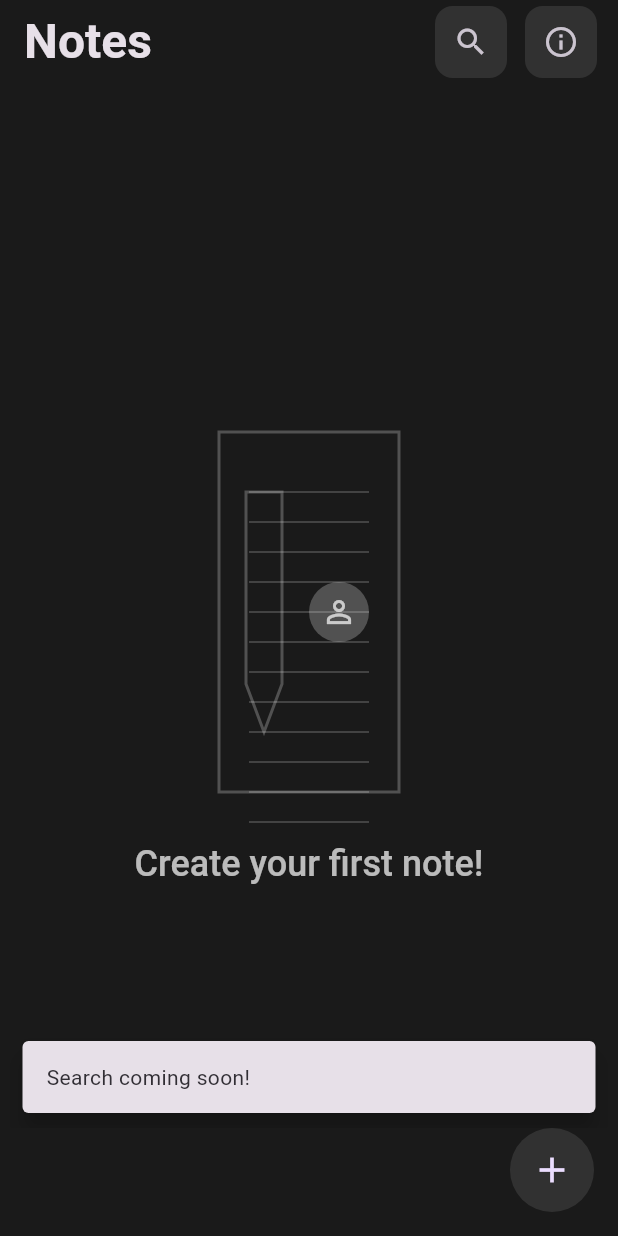
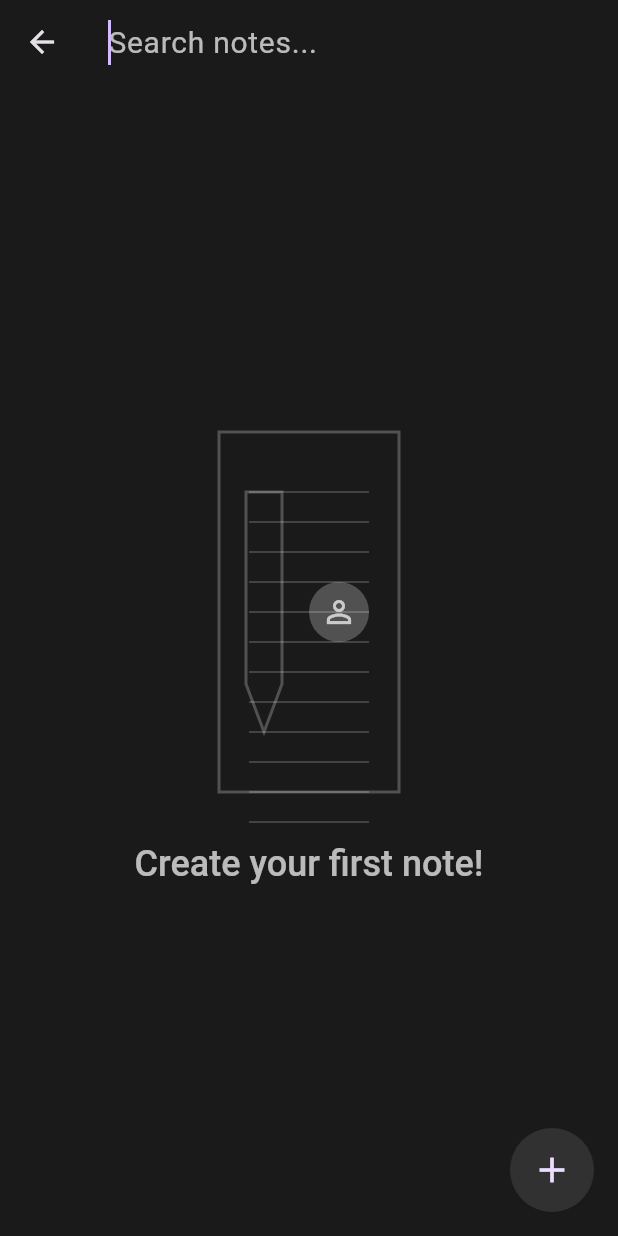
Before and after one commit to Jhon-crypt/test_app, a Flutter app: the screen it shows after launch, after a tap on the "search" icon, on a phone screen of 412 x 824 dp. Run offline on Flutter 3.47's test engine with Material 3 defaults, Android fonts, the phone set to English and light mode, and no system bars.

Commit message:
Implement search functionality with real-time filtering and modern UI

```diff
--- a/lib/screens/notes_list_screen.dart
+++ b/lib/screens/notes_list_screen.dart
@@ -22,18 +22,106 @@ class _NotesListScreenState extends State<NotesListScreen> {
     const Color(0xFFE0C0FF), // Purple
   ];
 
+  String _searchQuery = '';
+  bool _isSearching = false;
+  final TextEditingController _searchController = TextEditingController();
+
+  @override
+  void dispose() {
+    _searchController.dispose();
+    super.dispose();
+  }
+
+  List<Note> get _filteredNotes {
+    if (_searchQuery.isEmpty) return _notes;
+    final query = _searchQuery.toLowerCase();
+    return _notes.where((note) {
+      return note.title.toLowerCase().contains(query) ||
+          note.content.toLowerCase().contains(query);
+    }).toList();
+  }
+
+  void _toggleSearch() {
+    setState(() {
+      _isSearching = !_isSearching;
+      if (!_isSearching) {
+        _searchQuery = '';
+        _searchController.clear();
+      }
+    });
+  }
+
+  void _updateSearchQuery(String query) {
+    setState(() {
+      _searchQuery = query;
+    });
+  }
+
+  PreferredSizeWidget _buildAppBar() {
+    if (_isSearching) {
+      return AppBar(
+        backgroundColor: Colors.transparent,
+        leading: IconButton(
+          icon: const Icon(Icons.arrow_back),
+          onPressed: _toggleSearch,
+        ),
+        title: TextField(
+          controller: _searchController,
+          onChanged: _updateSearchQuery,
+          style: const TextStyle(
+            fontSize: 20,
+            color: Colors.white,
+          ),
+          decoration: const InputDecoration(
+            hintText: 'Search notes...',
+            hintStyle: TextStyle(
+              color: Colors.white70,
+              fontSize: 20,
+            ),
+            border: InputBorder.none,
+          ),
+          autofocus: true,
+        ),
+      );
+    }
+    return AppBar(
+      title: const Text(
+        'Notes',
+        style: TextStyle(
+          fontSize: 32,
+          fontWeight: FontWeight.w600,
+        ),
+      ),
+      actions: [
+        Container(
+          margin: const EdgeInsets.symmetric(horizontal: 6),
+          decoration: BoxDecoration(
+            color: Colors.white.withOpacity(0.1),
+            borderRadius: BorderRadius.circular(12),
+          ),
+          child: IconButton(
+            icon: const Icon(Icons.search, size: 24),
+            onPressed: _toggleSearch,
+          ),
+        ),
+        Container(
+          margin: const EdgeInsets.symmetric(horizontal: 6),
+          decoration: BoxDecoration(
+            color: Colors.white.withOpacity(0.1),
+            borderRadius: BorderRadius.circular(12),
+          ),
+          child: IconButton(
+            icon: const Icon(Icons.info_outline, size: 24),
+            onPressed: _showInfo,
+          ),
+        ),
+        const SizedBox(width: 8),
+      ],
+    );
+  }
+
   String _formatDate(DateTime date) {
     return DateFormat('MMM d, y').format(date);
-  }
-
-  void _showSearchBar() {
-    // TODO: Implement search functionality
-    ScaffoldMessenger.of(context).showSnackBar(
-      const SnackBar(
-        content: Text('Search coming soon!'),
-        behavior: SnackBarBehavior.floating,
-      ),
-    );
   }
 
   void _showInfo() {
@@ -60,43 +148,31 @@ class _NotesListScreenState extends State<NotesListScreen> {
 
   @override
   Widget build(BuildContext context) {
+    final notes = _filteredNotes;
     return Scaffold(
       backgroundColor: const Color(0xFF1A1A1A),
-      appBar: AppBar(
-        title: const Text(
-          'Notes',
-          style: TextStyle(
-            fontSize: 32,
-            fontWeight: FontWeight.w600,
+      appBar: _buildAppBar(),
+      body: notes.isEmpty && _searchQuery.isNotEmpty
+          ? Center(
+              child: Column(
+                mainAxisAlignment: MainAxisAlignment.center,
+                children: [
+                  Icon(
+                    Icons.search_off_outlined,
+                    size: 64,
+                    color: Colors.white.withOpacity(0.5),
+                  ),
+                  const SizedBox(height: 16),
+                  Text(
+                    'No matching notes found',
+                    style: Theme.of(context).textTheme.titleLarge?.copyWith(
+                          color: Colors.white70,
                         ),
                   ),
-        actions: [
-          Container(
-            margin: const EdgeInsets.symmetric(horizontal: 6),
-            decoration: BoxDecoration(
-              color: Colors.white.withOpacity(0.1),
-              borderRadius: BorderRadius.circular(12),
-            ),
-            child: IconButton(
-              icon: const Icon(Icons.search, size: 24),
-              onPressed: _showSearchBar,
-            ),
-          ),
-          Container(
-            margin: const EdgeInsets.symmetric(horizontal: 6),
-            decoration: BoxDecoration(
-              color: Colors.white.withOpacity(0.1),
-              borderRadius: BorderRadius.circular(12),
-            ),
-            child: IconButton(
-              icon: const Icon(Icons.info_outline, size: 24),
-              onPressed: _showInfo,
-            ),
-          ),
-          const SizedBox(width: 8),
                 ],
               ),
-      body: _notes.isEmpty
+            )
+          : notes.isEmpty
               ? Center(
                   child: Column(
                     mainAxisAlignment: MainAxisAlignment.center,
@@ -114,10 +190,10 @@ class _NotesListScreenState extends State<NotesListScreen> {
                   ),
                 )
               : ListView.builder(
-              itemCount: _notes.length,
+                  itemCount: notes.length,
                   padding: const EdgeInsets.symmetric(horizontal: 16, vertical: 12),
                   itemBuilder: (context, index) {
-                final note = _notes[index];
+                    final note = notes[index];
                     return Dismissible(
                       key: Key(note.id),
                       background: Container(
@@ -172,7 +248,7 @@ class _NotesListScreenState extends State<NotesListScreen> {
                                         if (value == 'edit') {
                                           _editNote(note);
                                         } else if (value == 'delete') {
-                                      _deleteNote(_notes.indexOf(note), note);
+                                          _deleteNote(notes.indexOf(note), note);
                                         }
                                       },
                                       itemBuilder: (context) => [
```
Lines whose indentation alone changed are shown as unchanged.
